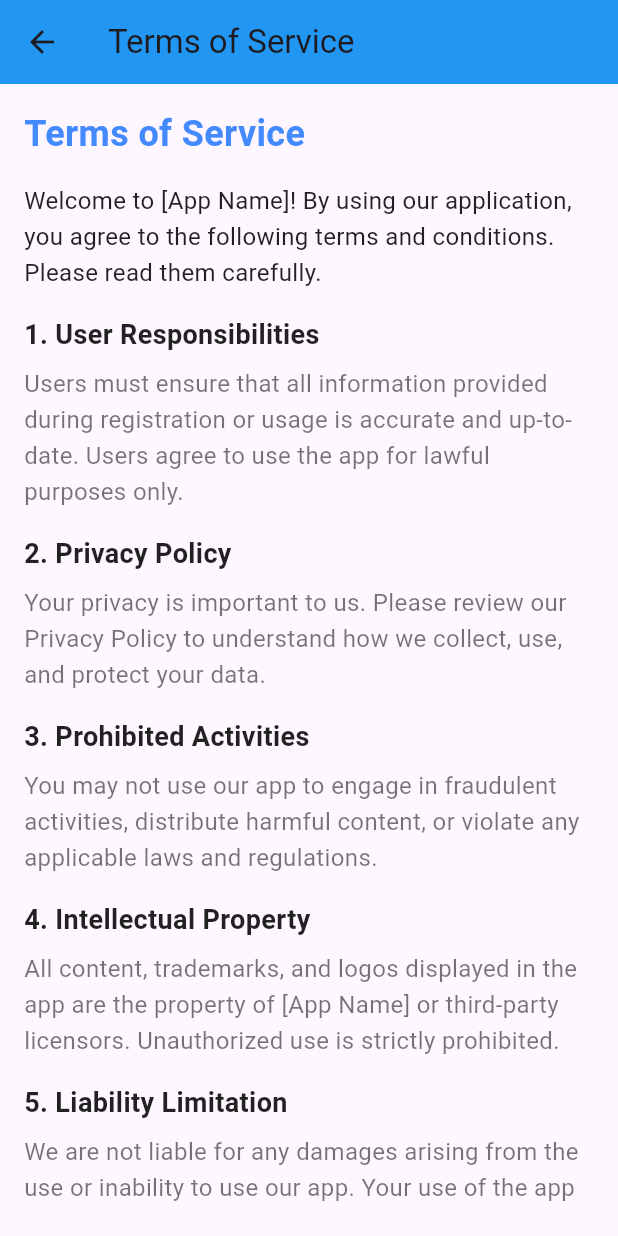
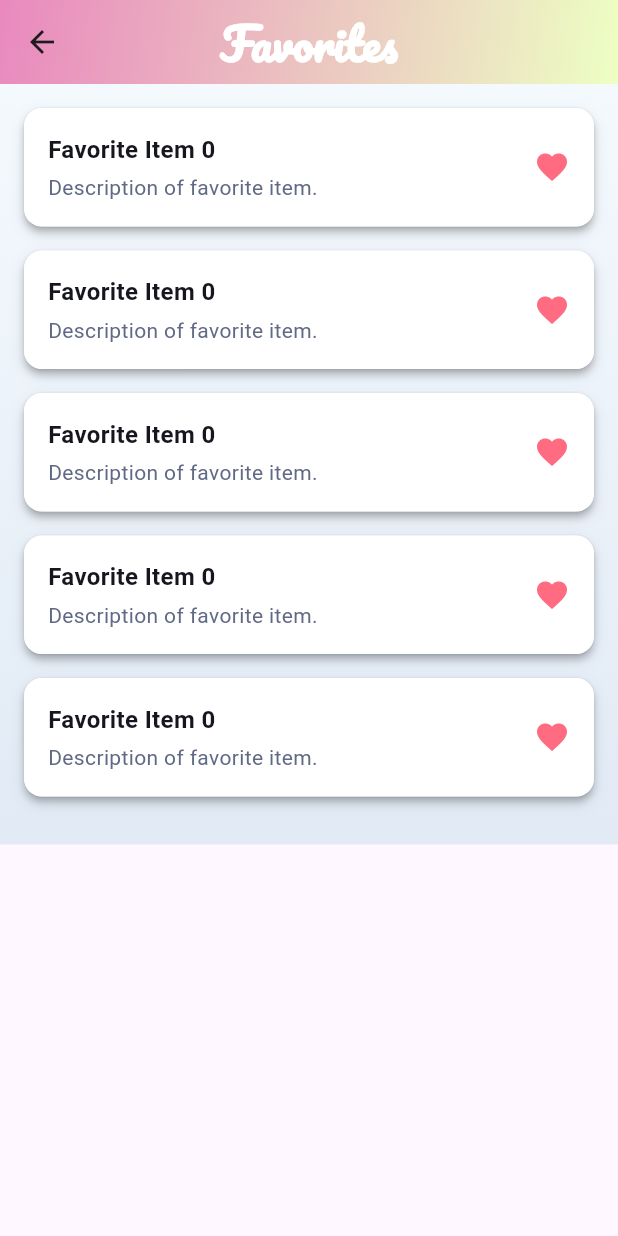
Before and after one commit to moodyys/foodiefinder1, a Flutter app: the favorites screen opened directly, on a phone screen of 412 x 824 dp. Run offline on Flutter 3.47's test engine with Material 3 defaults, Android fonts, the light colour scheme and no system bars; our stand-ins replace cloud_firestore, firebase_auth, firebase_core, firebase_storage, fl_chart, font_awesome_flutter and 2 more; accounts and stored records are empty; project files that could hold a hidden picture were left out.

Commit message:
edited restaurants and favorites screens

```diff
--- a/lib/favorites.dart
+++ b/lib/favorites.dart
@@ -1,138 +1,122 @@
 import 'package:flutter/material.dart';
+import 'package:google_fonts/google_fonts.dart';
 
-class favorites extends StatelessWidget {
-  const favorites({Key? key}) : super(key: key);
+class favorites extends StatefulWidget {
+  const favorites({super.key});
 
   @override
+  State<favorites> createState() => _FavoritesState();
+}
+
+class _FavoritesState extends State<favorites> {
+  @override
   Widget build(BuildContext context) {
-    return Scaffold(
+    return GestureDetector(
+      onTap: () => FocusScope.of(context).unfocus(),
+      child: Scaffold(
         appBar: AppBar(
-        title: const Text('Terms of Service'),
-        backgroundColor: Colors.blue,
-      ),
-      body: Padding(
-        padding: const EdgeInsets.all(16.0),
-        child: SingleChildScrollView(
-          child: Column(
-            crossAxisAlignment: CrossAxisAlignment.start,
-            children: [
-              // Title Section
-              Text(
-                'Terms of Service',
-                style: TextStyle(
-                  fontSize: 24,
+          elevation: 5,
+          centerTitle: true,
+          title: ShaderMask(
+            shaderCallback: (bounds) => const LinearGradient(
+              colors: [Color(0xFFFFFFFF), Color(0xFFFFFFFF)],
+              begin: Alignment.topLeft,
+              end: Alignment.bottomRight,
+            ).createShader(bounds),
+            child: Text(
+              'Favorites',
+              style: GoogleFonts.pacifico(
+                fontSize: 30,
                 fontWeight: FontWeight.bold,
-                  color: Colors.blueAccent,
-                ),
-              ),
-              const SizedBox(height: 16),
-              // Introduction Section
-              const Text(
-                'Welcome to [App Name]! By using our application, you agree to the following terms and conditions. Please read them carefully.',
-                style: TextStyle(
-                  fontSize: 16,
-                  color: Colors.black87,
-                  height: 1.5,
-                ),
-              ),
-              const SizedBox(height: 16),
-              // Terms Section
-              buildSection(
-                title: '1. User Responsibilities',
-                content:
-                'Users must ensure that all information provided during registration or usage is accurate and up-to-date. Users agree to use the app for lawful purposes only.',
-              ),
-              const SizedBox(height: 16),
-              buildSection(
-                title: '2. Privacy Policy',
-                content:
-                'Your privacy is important to us. Please review our Privacy Policy to understand how we collect, use, and protect your data.',
-              ),
-              const SizedBox(height: 16),
-              buildSection(
-                title: '3. Prohibited Activities',
-                content:
-                'You may not use our app to engage in fraudulent activities, distribute harmful content, or violate any applicable laws and regulations.',
-              ),
-              const SizedBox(height: 16),
-              buildSection(
-                title: '4. Intellectual Property',
-                content:
-                'All content, trademarks, and logos displayed in the app are the property of [App Name] or third-party licensors. Unauthorized use is strictly prohibited.',
-              ),
-              const SizedBox(height: 16),
-              buildSection(
-                title: '5. Liability Limitation',
-                content:
-                'We are not liable for any damages arising from the use or inability to use our app. Your use of the app is at your own risk.',
-              ),
-              const SizedBox(height: 16),
-              buildSection(
-                title: '6. Amendments',
-                content:
-                'We reserve the right to update these terms at any time. Continued use of the app indicates your acceptance of the updated terms.',
-              ),
-              const SizedBox(height: 20),
-              // Conclusion Section
-              Text(
-                'Thank you for using [App Name]. If you have any questions or concerns, please contact us at support@appname.com.',
-                style: TextStyle(
-                  fontSize: 16,
-                  color: Colors.black87,
-                  height: 1.5,
-                ),
-              ),
-              const SizedBox(height: 20),
-              // Acknowledgement Button
-              Center(
-                child: ElevatedButton(
-                  onPressed: () {
-                    Navigator.pop(context);
-                  },
-                  style: ElevatedButton.styleFrom(
-                    backgroundColor: Colors.blue,
-                    padding:
-                    const EdgeInsets.symmetric(horizontal: 40, vertical: 12),
-                  ),
-                  child: const Text(
-                    'I Acknowledge',
-                    style: TextStyle(
-                      fontSize: 16,
                 color: Colors.white,
               ),
             ),
           ),
+          flexibleSpace: Container(
+            decoration: const BoxDecoration(
+              gradient: LinearGradient(
+                colors: [Color(0xFFE989BE), Color(0xFFEDFFC3)],
+                begin: Alignment.topLeft,
+                end: Alignment.bottomRight,
               ),
-            ],
+            ),
+          ),
+        ),
+        body: Container(
+          decoration: const BoxDecoration(
+            gradient: LinearGradient(
+              colors: [Color(0xFFF4F9FD), Color(0xFFE1EAF5)],
+              begin: Alignment.topCenter,
+              end: Alignment.bottomCenter,
+            ),
+          ),
+          child: SingleChildScrollView(
+            child: Padding(
+              padding: const EdgeInsets.all(16.0),
+              child: Column(
+                children: List.generate(5, (index) => _buildFavoriteItem()),
+              ),
+            ),
           ),
         ),
       ),
     );
   }
 
-  // Helper function to build a styled section
-  Widget buildSection({required String title, required String content}) {
-    return Column(
+  Widget _buildFavoriteItem() {
+    return Padding(
+      padding: const EdgeInsets.only(bottom: 16.0),
+      child: Material(
+        elevation: 2,
+        borderRadius: BorderRadius.circular(12),
+        child: Container(
+          decoration: BoxDecoration(
+            color: Colors.white,
+            borderRadius: BorderRadius.circular(12),
+            boxShadow: [
+              BoxShadow(
+                color: Colors.black.withOpacity(0.1),
+                blurRadius: 8,
+                offset: const Offset(0, 4),
+              ),
+            ],
+          ),
+          child: Padding(
+            padding: const EdgeInsets.all(16.0),
+            child: Row(
+              mainAxisAlignment: MainAxisAlignment.spaceBetween,
+              children: [
+                Column(
                   crossAxisAlignment: CrossAxisAlignment.start,
                   children: [
                     Text(
-          title,
-          style: const TextStyle(
-            fontSize: 18,
+                      'Favorite Item ${DateTime.now().microsecond}',
+                      style: GoogleFonts.balooTamma2(
+                        fontSize: 16,
                         fontWeight: FontWeight.bold,
-            color: Colors.black87,
+                        color: const Color(0xFF15161E),
                       ),
                     ),
-        const SizedBox(height: 8),
+                    const SizedBox(height: 4),
                     Text(
-          content,
-          style: const TextStyle(
-            fontSize: 16,
-            color: Colors.black54,
-            height: 1.5,
+                      'Description of favorite item.',
+                      style: GoogleFonts.balooTamma2(
+                        fontSize: 14,
+                        color: const Color(0xFF606A85),
                       ),
                     ),
                   ],
+                ),
+                const Icon(
+                  Icons.favorite,
+                  color: Color(0xFFFF6B81),
+                  size: 24,
+                ),
+              ],
+            ),
+          ),
+        ),
+      ),
     );
   }
 }
```
Also changed, not shown: lib/restaurants.dart (+62 -30 lines). Lines whose indentation alone changed are shown as unchanged.
